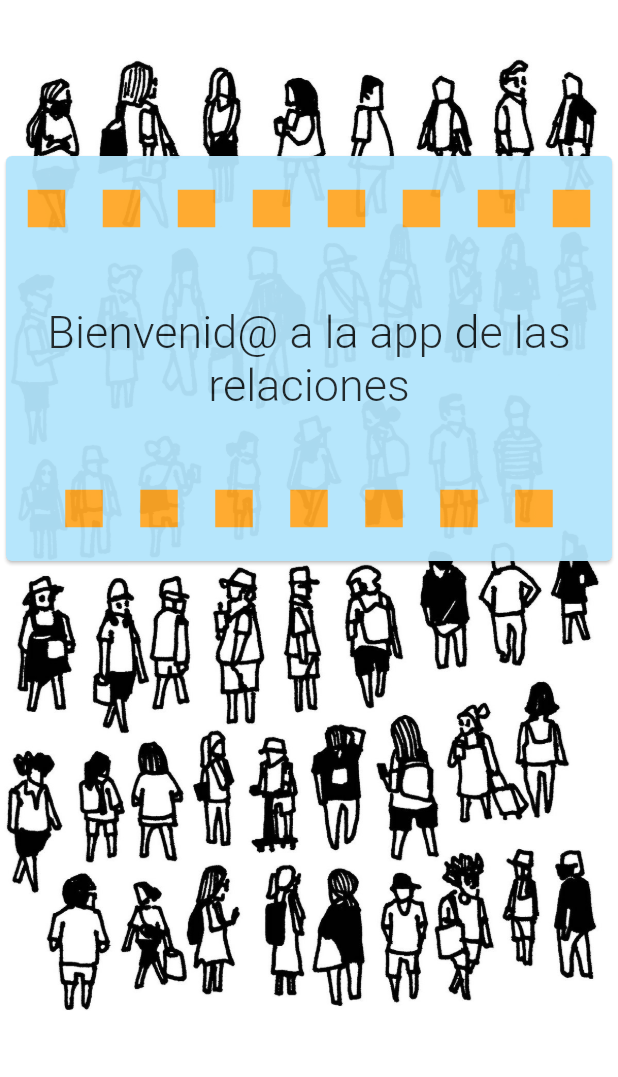
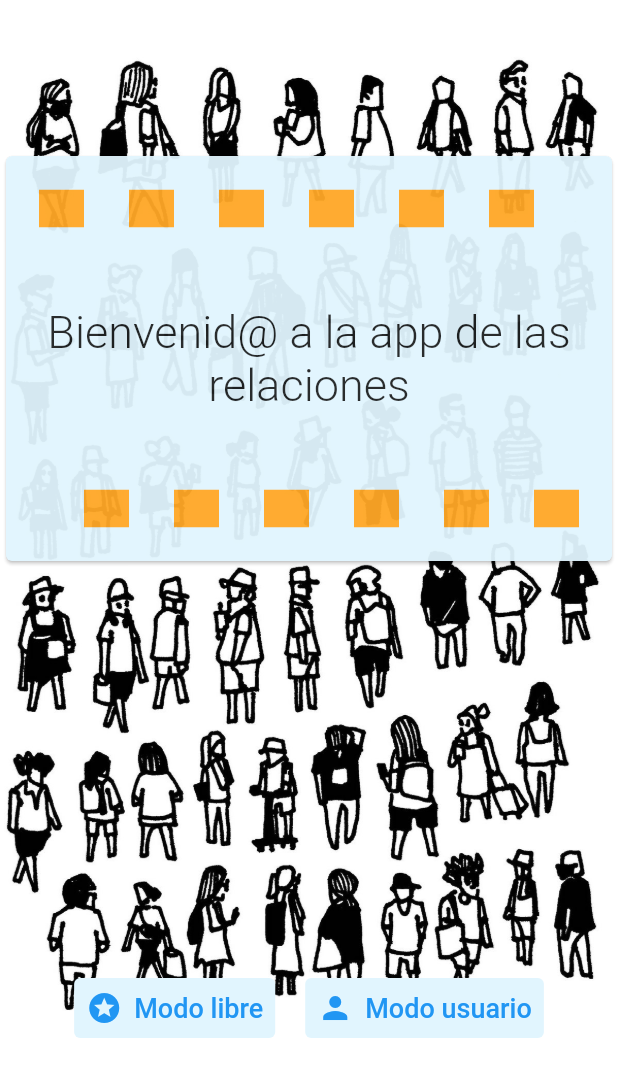
Before and after one commit to agumatt/proyectoTestFlutter1, a Flutter app: the screen it shows after launch, on a phone screen of 412 x 824 dp. Shown: the top 1077 px of the screen. Run offline on Flutter 3.47's test engine with Material 2 defaults, Android fonts, the phone set to English and light mode, and no system bars; our stand-ins replace equatable, go_router, google_fonts, sqflite; accounts and stored records are empty.

Commit message:
welcome_view apariencia completa

```diff
--- a/proyecto_test_flutter_1/lib/UI/welcome_view.dart
+++ b/proyecto_test_flutter_1/lib/UI/welcome_view.dart
@@ -1,5 +1,4 @@
 import 'package:flutter/material.dart';
-import 'package:flutter/widgets.dart';
 import 'package:google_fonts/google_fonts.dart';
 
 class WelcomeView extends StatelessWidget {
@@ -26,7 +25,7 @@ class WelcomeView extends StatelessWidget {
               Opacity(
                 opacity: 0.95,
                 child: Card(
-                  color: Colors.lightBlue.shade100,
+                  color: Colors.lightBlue.shade50,
                   child: Column(
                     children: [
                       const BoxRow(true),
@@ -45,6 +44,10 @@ class WelcomeView extends StatelessWidget {
                   ),
                 ),
               ),
+              SizedBox(
+                height: 270,
+              ),
+              ButtonRow(),
             ],
           ),
         ),
@@ -65,9 +68,9 @@ class BoxRow extends StatelessWidget {
       child: Row(
         mainAxisAlignment: MainAxisAlignment.center,
         children: List.generate(
-          15,
+          12,
           (index) => SizedBox(
-            width: 25,
+            width: 30,
             height: 25,
             child: (firstColored ? index.isEven : index.isOdd)
                 ? Container(color: Colors.orange.shade400)
@@ -78,3 +81,37 @@ class BoxRow extends StatelessWidget {
     );
   }
 }
+
+class ButtonRow extends StatelessWidget {
+  const ButtonRow({super.key});
+
+  @override
+  Widget build(BuildContext context) {
+    return Row(
+      mainAxisAlignment: MainAxisAlignment.center,
+      children: [
+        TextButton.icon(
+            style: ButtonStyle(
+                backgroundColor: MaterialStateProperty.resolveWith(
+                    (states) => Colors.lightBlue.shade50)),
+            onPressed: () {},
+            icon: Icon(Icons.stars),
+            label: Text(
+              "Modo libre",
+              style: TextStyle(fontSize: 18),
+            )),
+        SizedBox(width: 20),
+        TextButton.icon(
+            style: ButtonStyle(
+                backgroundColor: MaterialStateProperty.resolveWith(
+                    (states) => Colors.lightBlue.shade50)),
+            onPressed: () {},
+            icon: Icon(Icons.person),
+            label: Text(
+              "Modo usuario",
+              style: TextStyle(fontSize: 18),
+            )),
+      ],
+    );
+  }
+}
```
